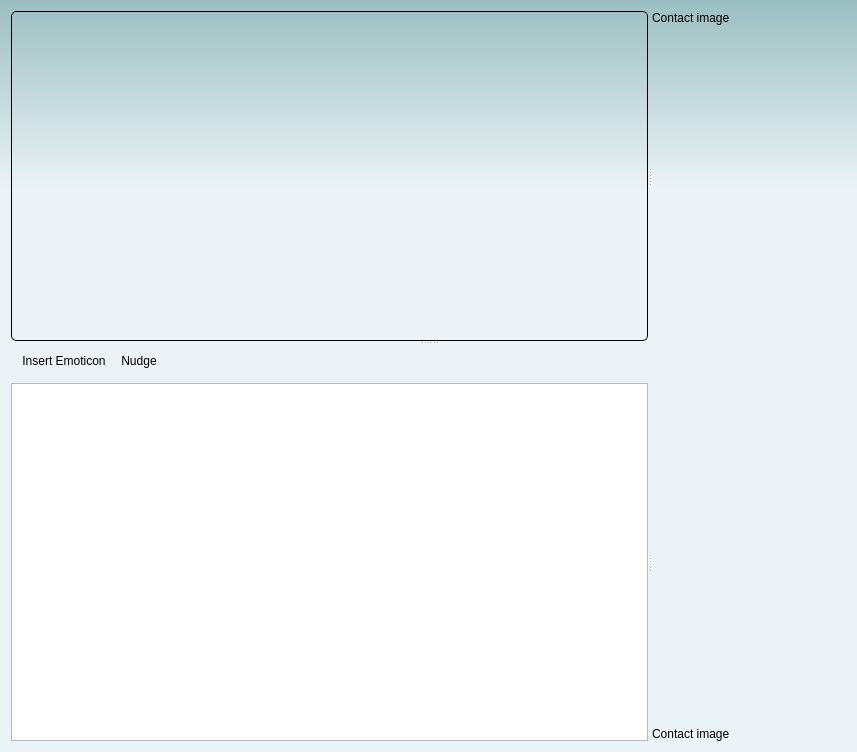
The window that amsn2/ui/front_ends/qt4/chatWindow.ui (xaionara/amsn2) describes before a commit, drawn with Qt 5.
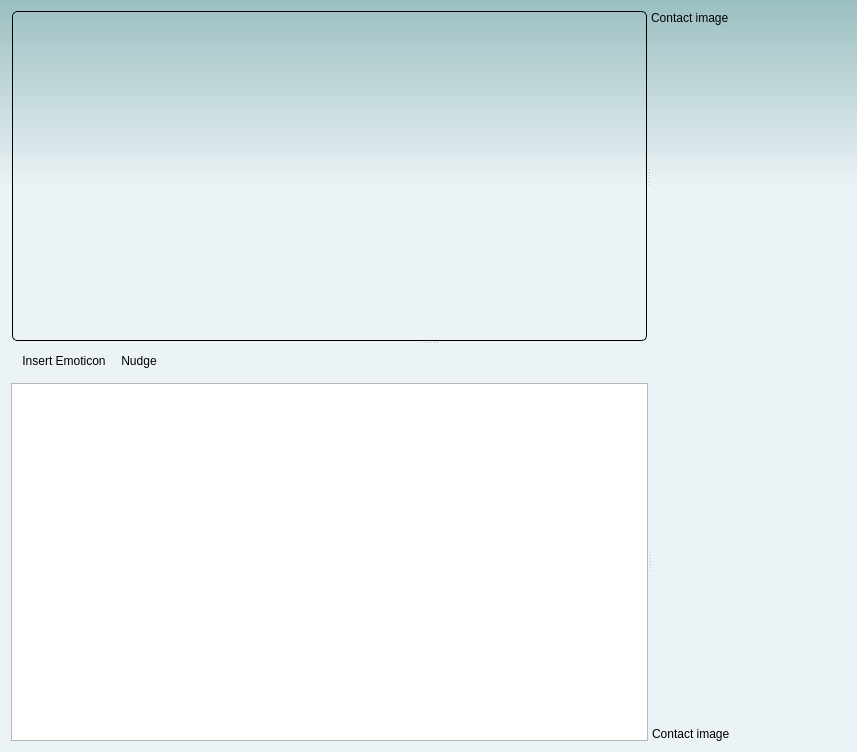
The same window after the commit.

Commit message: [Qt4] Finish fixing chat window layout

Patch:
```diff
--- a/amsn2/ui/front_ends/qt4/chatWindow.ui
+++ b/amsn2/ui/front_ends/qt4/chatWindow.ui
@@ -42,7 +42,7 @@
          </property>
          <property name="sizeHint" stdset="0">
           <size>
-           <width>0</width>
+           <width>1</width>
            <height>20</height>
           </size>
          </property>
@@ -110,7 +110,7 @@
          </property>
          <property name="sizeHint" stdset="0">
           <size>
-           <width>0</width>
+           <width>1</width>
            <height>20</height>
           </size>
          </property>
```
Left out of the diff: 38 changed lines with no effect on the pictures. Lines whose indentation alone changed are shown as unchanged. The commit also changes 1 other file.
